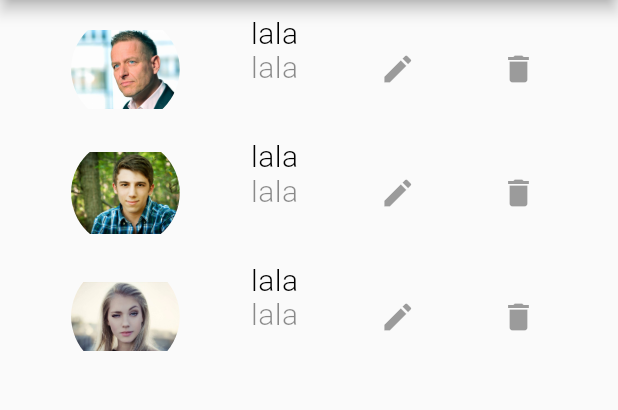
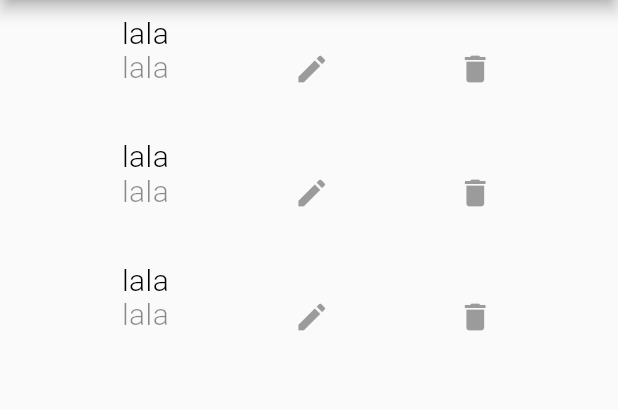
Before and after one commit to Wilopez95/AfriticApp_Mobile_Flutter, a Flutter app: the Pedidos screen opened by its route, on a phone screen of 412 x 824 dp, the part 84-494 px from its top. Run offline on Flutter 3.47's test engine with Material 2 defaults, Android fonts, the phone set to English and light mode, and no system bars; missing offline and left inert: draggable_floating_button, swipedetector.

Commit message:
Lista Productos y pedidos

```diff
--- /dev/null
+++ b/afriticapp/lib/Components/PrototipoListaPedidos.dart
@@ -0,0 +1,52 @@
+import 'package:flutter/material.dart';
+
+class PrototipoListaPedidos extends StatelessWidget {
+  PrototipoListaPedidos({this.text});
+  final String text;
+  @override
+  Widget build(BuildContext context) {
+    return (new Container(
+      height: (MediaQuery.of(context).size.height/10),
+      width: (MediaQuery.of(context).size.height/10),
+      padding: EdgeInsets.all(5),
+      child: new Row(
+        mainAxisAlignment: MainAxisAlignment.spaceEvenly,
+        children: <Widget>[
+          new Padding(
+            padding: EdgeInsets.only(left: 10,right: 10),
+            child: new Column(
+            children: <Widget>[
+                new Text(
+                text,
+                style: new TextStyle(
+                    color: Colors.black,
+                    fontSize: 20.0,
+                    fontWeight: FontWeight.w300,
+                    letterSpacing: 0.3,
+                  ),
+                ),
+                new Text(
+                text,
+                style: new TextStyle(
+                    color: Colors.black45,
+                    fontSize: 20.0,
+                    fontWeight: FontWeight.w300,
+                    letterSpacing: 0.3,
+                  ),
+                ),
+              ],
+            ),
+          ),
+          new IconButton(
+            icon: Icon(Icons.edit),
+            onPressed: null,
+          ),
+          new IconButton(
+            icon: Icon(Icons.delete),
+            onPressed: null,
+          ),
+        ],
+      )
+    ));
+  }
+}
--- a/afriticapp/lib/Screens/Pedidos/data.dart
+++ b/afriticapp/lib/Screens/Pedidos/data.dart
@@ -3,8 +3,7 @@ import 'package:flutter/material.dart';
 class RowPedido
 {
   String text;
-  DecorationImage image;
-  RowPedido(this.text,this.image);
+  RowPedido(this.text);
 }
 
 class RowPedidoBuilder
@@ -16,10 +15,8 @@ class RowPedidoBuilder
     for (var i = 0; i < 3; i++) {
       listaPedidos.add(
         new RowPedido(
-          "lala",
-          DecorationImage(
-            image: AssetImage("assets/avatars/avatar-"+(i+1).toString()+".jpg")
-          ))
+          "lala"
+        )
       );
     }
   }
--- a/afriticapp/lib/Screens/Pedidos/index.dart
+++ b/afriticapp/lib/Screens/Pedidos/index.dart
@@ -1,5 +1,5 @@
 import 'package:flutter/material.dart';
-import '../../Components/PrototipoListaProductos.dart';
+import '../../Components/PrototipoListaPedidos.dart';
 import 'package:afriticapp/Screens/Pedidos/data.dart';
 
 
@@ -19,12 +19,7 @@ class PedidosState extends State<Pedidos> {
   {
     Size screenSize = MediaQuery.of(context).size;
 
-    DecorationImage image = new DecorationImage(
-            fit: BoxFit.cover,
-            image: AssetImage(
-            "assets/avatars/avatar-3.jpg",
-            )
-          );
+
 
     AppBar appBar = new AppBar(
       title: Text("AfriticaApp"),
@@ -47,8 +42,8 @@ class PedidosState extends State<Pedidos> {
 
     RowPedidoBuilder pedidos =new RowPedidoBuilder();
 
-    List<PrototipoListaProductos> _items = pedidos.listaPedidos.map(
-      (pedido) => (PrototipoListaProductos(text: pedido.text,image: pedido.image,))
+    List<PrototipoListaPedidos> _items = pedidos.listaPedidos.map(
+      (pedido) => (PrototipoListaPedidos(text: pedido.text))
     ).toList();
 
 
--- a/afriticapp/pubspec.yaml
+++ b/afriticapp/pubspec.yaml
@@ -25,6 +25,7 @@ dependencies:
   cupertino_icons: ^0.1.2
   intl: ^0.15.7
   swipedetector: ^1.2.0
+  draggable_floating_button: ^0.0.2
 
 dev_dependencies:
   flutter_test:
```
Also changed, not shown: afriticapp/lib/Screens/Home/index.dart (+15 -15 lines), afriticapp/lib/Screens/Productos/data.dart (added, +26 -0 lines), afriticapp/lib/Screens/Productos/index.dart (+52 -1 lines), afriticapp/pubspec.lock, 7 other files.
